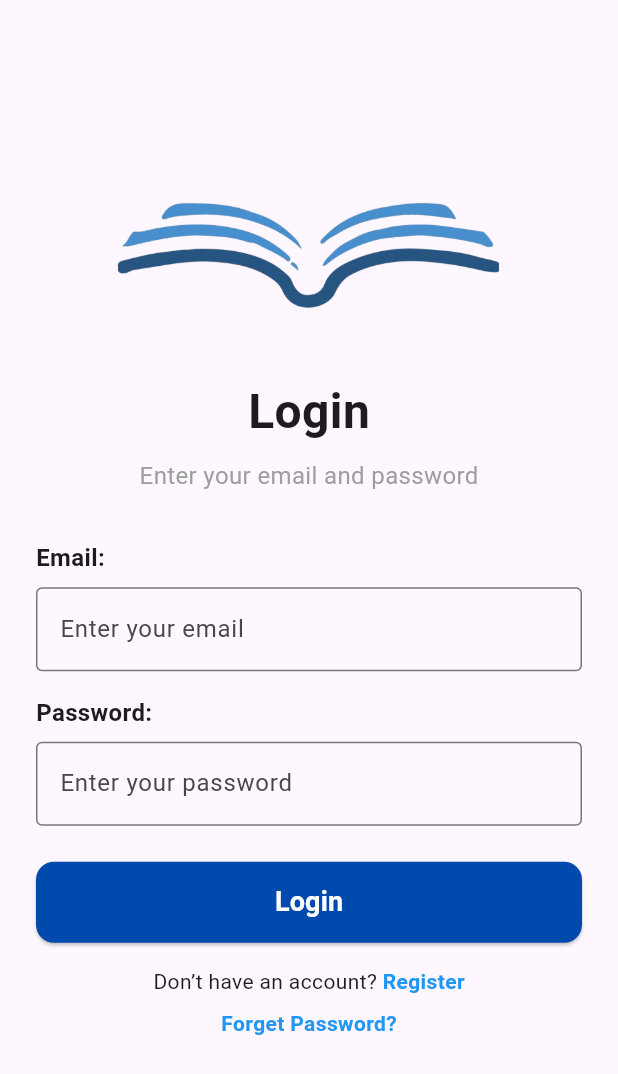
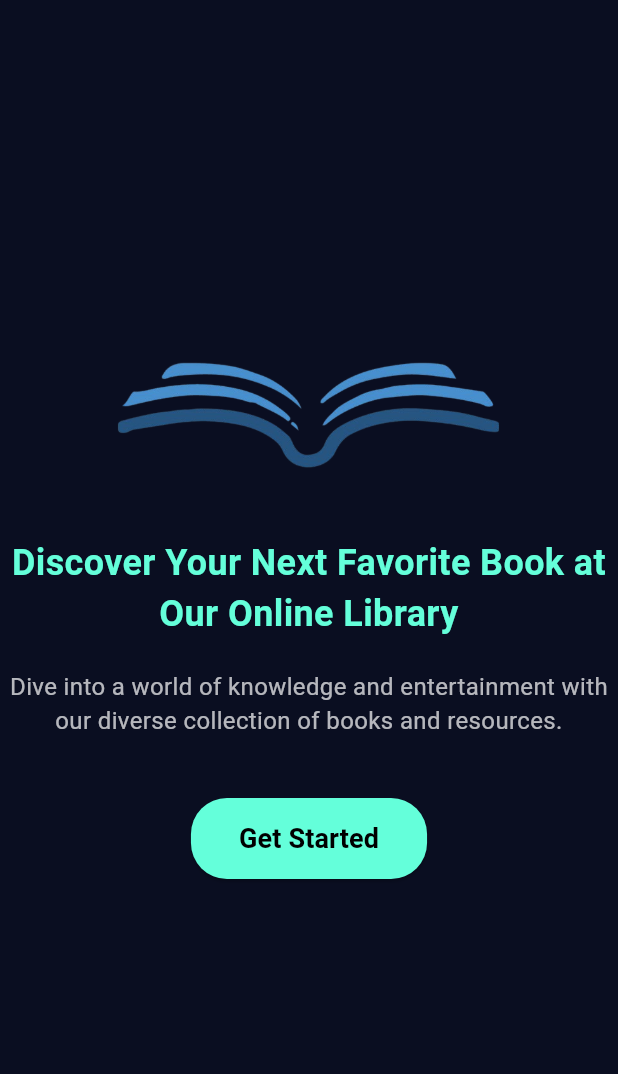
Before and after one commit to OubaallaElMehdi/library_management_fluter, a Flutter app: the screen it shows after launch, on a phone screen of 412 x 824 dp. Shown: the top 1074 px of the screen. Run offline on Flutter 3.47's test engine with Material 3 defaults, Android fonts, the phone set to English and light mode, and no system bars; our stand-ins replace file_picker, shared_preferences.

Commit message:
guess page

```diff
--- a/lib/main.dart
+++ b/lib/main.dart
@@ -1,4 +1,5 @@
 import 'package:flutter/material.dart';
+import 'package:library_management/views/guest_books_page.dart';
 import 'package:library_management/models/user.dart';
 import 'package:library_management/views/admin/admin_dashboard.dart';
 import 'package:library_management/views/admin/books/book_management.dart';
@@ -11,6 +12,8 @@ import 'package:library_management/views/user/chatbot_screen.dart';
 import 'package:library_management/views/user/user_dashboard.dart';
 import 'package:library_management/views/admin/books/book_admin_page.dart';
 import 'package:library_management/views/user/books/book_user_page.dart';
+import 'package:library_management/views/verification_screen.dart';
+import 'package:library_management/views/welcome.dart';
 import 'views/login_screen.dart';
 import 'views/register_screen.dart';
 // import 'views/user/reservation/reservation_page.dart';
@@ -28,7 +31,11 @@ class MyApp extends StatelessWidget {
       debugShowCheckedModeBanner: false,
       initialRoute: '/',
       routes: {
-        '/': (context) => const LoginScreen(),
+        '/': (context) => const WelcomePage(),
+
+        '/guest-books': (context) => const GuestBooksPage(),
+
+        '/login': (context) => const LoginScreen(),
         '/register': (context) => RegisterPage(),
         '/admin': (context) => const AdminDashboard(),
         '/user': (context) => const UserDashboard(),
@@ -41,6 +48,8 @@ class MyApp extends StatelessWidget {
         '/user-list-book': (context) => const BookUserPage(),
         '/admin_list_copy': (context) => const CopyAdminPage(),
         '/admin_list_reservations': (context) => const AdminReservationPage(),
+        '/verify': (context) => VerificationPage(username: ''), // Placeholder
+
         // '/reservation': (context) => const ReservationPage(bookId: 0),
         '/chatbot': (context) => const ChatBotScreen(),
         '/ChatBotClient': (context) => const ChatBotClientScreen(),
--- a/lib/services/CopyService.dart
+++ b/lib/services/CopyService.dart
@@ -3,7 +3,7 @@ import 'package:http/http.dart' as http;
 import 'package:shared_preferences/shared_preferences.dart';
 
 class CopyService {
-  final String baseUrl = 'http://localhost:8036';
+  final String baseUrl = 'http://localhost:8090/BOOKS-SERVICE';
 
   Future<Map<String, dynamic>> fetchPaginatedCopies({
     required int page,
--- a/lib/services/auth_service.dart
+++ b/lib/services/auth_service.dart
@@ -4,11 +4,11 @@ import 'package:http/http.dart' as http;
 import 'package:shared_preferences/shared_preferences.dart';
 
 class AuthService {
-  final String baseUrl = 'http://localhost:8037';
+  final String baseUrl = 'http://localhost:8090';
 
   Future<Map<String, dynamic>> login(String username, String password) async {
     final response = await http.post(
-      Uri.parse('$baseUrl/login'),
+      Uri.parse('$baseUrl/AUTH-SERVICE/login'),
       headers: {'Content-Type': 'application/json'},
       body: jsonEncode({'username': username, 'password': password}),
     );
--- a/lib/services/book_service.dart
+++ b/lib/services/book_service.dart
@@ -6,7 +6,7 @@ import 'package:library_management/models/book.dart';
 import 'package:shared_preferences/shared_preferences.dart';
 
 class BookService {
-  final String baseUrl = 'http://localhost:8036';
+  final String baseUrl = 'http://localhost:8090/BOOKS-SERVICE';
 
   /// If you still need normal JSON-only create:
   Future<void> createBook(Map<String, dynamic> bookData) async {
--- a/lib/services/reservation_service.dart
+++ b/lib/services/reservation_service.dart
@@ -3,7 +3,8 @@ import 'package:http/http.dart' as http;
 import 'package:shared_preferences/shared_preferences.dart';
 
 class ReservationService {
-  final String baseUrl = 'http://localhost:8037/api/client/reservation/';
+  final String baseUrl =
+      'http://localhost:8090/RESERVATION-SERVICE/api/client/reservation/';
 
   Future<void> createReservation(Map<String, dynamic> reservationData) async {
     final prefs = await SharedPreferences.getInstance();
--- a/lib/services/user_service.dart
+++ b/lib/services/user_service.dart
@@ -3,7 +3,7 @@ import 'package:http/http.dart' as http;
 import 'package:shared_preferences/shared_preferences.dart';
 
 class UserService {
-  final String baseUrl = 'http://localhost:8037/api/user';
+  final String baseUrl = 'http://localhost:8090/AUTH-SERVICE/api/user';
 
   // 1) Fetch a user by username
   Future<Map<String, dynamic>> findByUsername(String username) async {
--- a/lib/views/register_screen.dart
+++ b/lib/views/register_screen.dart
@@ -1,10 +1,11 @@
 import 'package:flutter/material.dart';
 import 'dart:convert';
 import 'package:http/http.dart' as http;
+import 'package:library_management/views/verification_screen.dart';
 
 class RegisterPage extends StatelessWidget {
   final String baseUrl =
-      'http://localhost:8037'; // Update with your API base URL
+      'http://localhost:8090'; // Update with your API base URL
 
   final TextEditingController firstNameController = TextEditingController();
   final TextEditingController lastNameController = TextEditingController();
@@ -18,7 +19,7 @@ class RegisterPage extends StatelessWidget {
   Future<void> handleRegister(BuildContext context) async {
     try {
       final response = await http.post(
-        Uri.parse('$baseUrl/register/admin'),
+        Uri.parse('$baseUrl/AUTH-SERVICE/register/client'),
         headers: {'Content-Type': 'application/json'},
         body: jsonEncode({
           'firstName': firstNameController.text,
@@ -31,14 +32,17 @@ class RegisterPage extends StatelessWidget {
       );
 
       if (response.statusCode == 200) {
-        final responseBody = jsonDecode(response.body);
         ScaffoldMessenger.of(context).showSnackBar(
-          SnackBar(
-            content:
-                Text(responseBody['message'] ?? 'Registration successful!'),
+          const SnackBar(content: Text('Registration successful!')),
+        );
+        Navigator.push(
+          context,
+          MaterialPageRoute(
+            builder: (context) => VerificationPage(
+              username: usernameController.text,
+            ),
           ),
         );
-        Navigator.pop(context, '/register');
       } else {
         final errorBody = jsonDecode(response.body);
         ScaffoldMessenger.of(context).showSnackBar(
--- /dev/null
+++ b/lib/views/welcome.dart
@@ -0,0 +1,73 @@
+import 'package:flutter/material.dart';
+
+class WelcomePage extends StatelessWidget {
+  const WelcomePage({super.key});
+
+  @override
+  Widget build(BuildContext context) {
+    return Scaffold(
+      backgroundColor: const Color(0xFF0A0E21),
+      body: Column(
+        mainAxisAlignment: MainAxisAlignment.center,
+        crossAxisAlignment: CrossAxisAlignment.center,
+        children: [
+          // Top Logo
+          Padding(
+            padding: const EdgeInsets.symmetric(horizontal: 20.0),
+            child: Image.asset(
+              'assets/images/logo.png', // Path to your logo image
+              height: 80,
+            ),
+          ),
+          const SizedBox(height: 40),
+
+          // Title
+          const Text(
+            'Discover Your Next Favorite Book at Our Online Library',
+            textAlign: TextAlign.center,
+            style: TextStyle(
+              fontSize: 24,
+              fontWeight: FontWeight.bold,
+              color: Colors.tealAccent,
+            ),
+          ),
+          const SizedBox(height: 20),
+
+          // Subtitle
+          const Text(
+            'Dive into a world of knowledge and entertainment with our diverse collection of books and resources.',
+            textAlign: TextAlign.center,
+            style: TextStyle(
+              fontSize: 16,
+              color: Colors.white70,
+            ),
+          ),
+          const SizedBox(height: 40),
+
+          // Get Started Button
+          ElevatedButton(
+            onPressed: () {
+              Navigator.pushNamed(
+                  context, '/guest-books'); // Navigate to books list
+            },
+            style: ElevatedButton.styleFrom(
+              backgroundColor: Colors.tealAccent,
+              padding: const EdgeInsets.symmetric(vertical: 14, horizontal: 32),
+              shape: RoundedRectangleBorder(
+                borderRadius: BorderRadius.circular(24),
+              ),
+            ),
+            child: const Text(
+              'Get Started',
+              style: TextStyle(
+                fontSize: 18,
+                fontWeight: FontWeight.bold,
+                color: Colors.black,
+              ),
+            ),
+          ),
+        ],
+      ),
+    );
+  }
+}
```
Also changed, not shown: lib/services/guest_book_service.dart (added, +45 -0 lines), lib/services/resvationadmin_service.dart (+6 -4 lines), lib/views/admin/copys/copy_admin_page.dart (+31 -8 lines), lib/views/admin/reservation/reservation_list_page.dart (+23 -2 lines), lib/views/guest_books_page.dart (added, +223 -0 lines), lib/views/verification_screen.dart (added, +96 -0 lines), assets/images/book_illustration.png (added).
